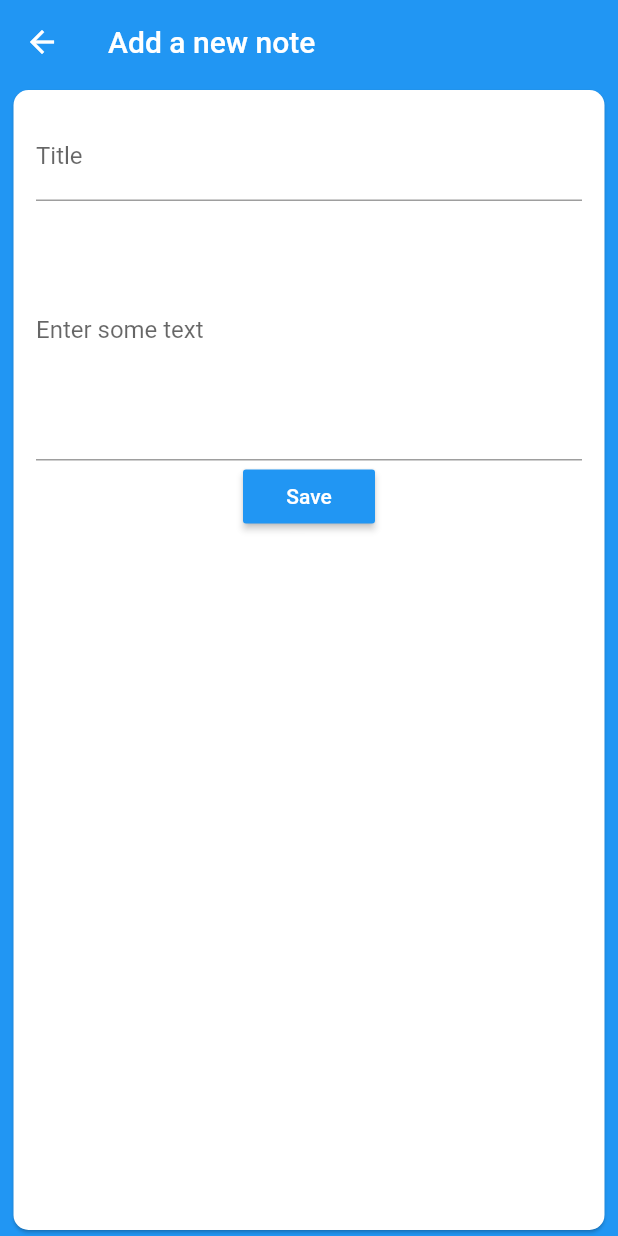
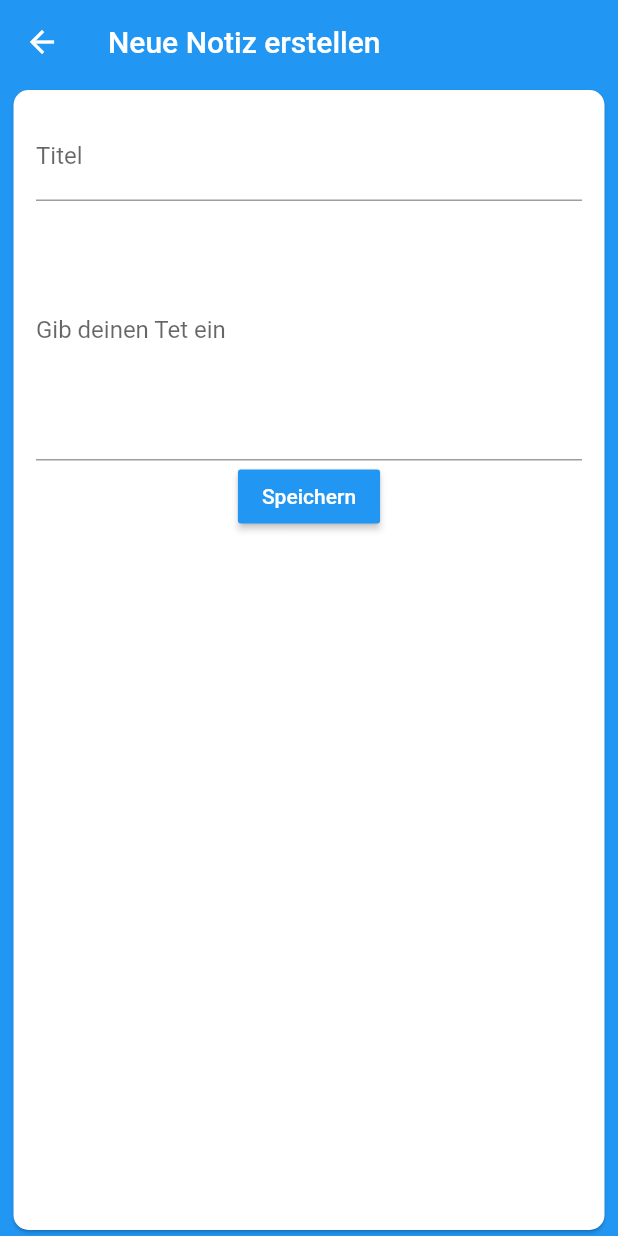
Before and after one commit to Mete-Tr/Schoolbuddy, a Flutter app: the NewNoteScreen screen opened by its route, on a phone screen of 412 x 824 dp. Run offline on Flutter 3.47's test engine with Material 2 defaults, Android fonts, the phone set to English and light mode, and no system bars; our stand-ins replace device_info, firebase_messaging, moor_flutter, shared_preferences; accounts and stored records are empty; generated files the repository leaves out were written again.

Commit message:
changed the onscreen language to German

```diff
--- a/lib/provider/profileProv.dart
+++ b/lib/provider/profileProv.dart
@@ -6,7 +6,7 @@ import 'package:shared_preferences/shared_preferences.dart';
 class ProfileProv with ChangeNotifier {
   dynamic getUserData() async {
     final prefs = await SharedPreferences.getInstance();
-    final user = jsonDecode(prefs.getString('userData'));
+    final user = json.decode(prefs.getString('userData'));
     return user;
   }
 }
--- a/lib/screens/change_email.dart
+++ b/lib/screens/change_email.dart
@@ -25,7 +25,7 @@ class ChangeEmail extends StatelessWidget {
     return Scaffold(
         backgroundColor: Theme.of(context).primaryColor,
         appBar: AppBar(
-          title: Text('Change Email'),
+          title: Text('Email ändern'),
         ),
         body: SafeArea(
           minimum: EdgeInsets.only(left: 5, right: 5),
@@ -41,11 +41,11 @@ class ChangeEmail extends StatelessWidget {
                         TextFormField(
                           obscureText: true,
                           decoration: InputDecoration(
-                            labelText: 'Password',
+                            labelText: 'Passwort',
                           ),
                           validator: (value) {
                             if (value.isEmpty || value.length < 5) {
-                              return 'Password is too short!';
+                              return 'Password ist zu kurz, pwd > 4!';
                             }
                           },
                           onSaved: (val) {
@@ -54,11 +54,11 @@ class ChangeEmail extends StatelessWidget {
                         ),
                         TextFormField(
                           decoration: InputDecoration(
-                            labelText: 'New Email',
+                            labelText: 'Neue Email',
                           ),
                           validator: (value) {
                             if (value.isEmpty || !value.contains('@')) {
-                              return 'Not a vald Email address';
+                              return 'keine gültige Email adresse';
                             }
                           },
                           onSaved: (val) {
@@ -66,7 +66,7 @@ class ChangeEmail extends StatelessWidget {
                           },
                         ),
                         RaisedButton(
-                          child: Text('Save'),
+                          child: Text('Speichern'),
                           color: Theme.of(context).primaryColor,
                           textColor:
                               Theme.of(context).primaryTextTheme.button.color,
--- a/lib/screens/change_password.dart
+++ b/lib/screens/change_password.dart
@@ -26,7 +26,7 @@ class ChangePassword extends StatelessWidget {
     return Scaffold(
       backgroundColor: Theme.of(context).primaryColor,
       appBar: AppBar(
-        title: Text('Change password'),
+        title: Text('Passwort ändern'),
       ),
       body: SafeArea(
         minimum: EdgeInsets.only(left: 5, right: 5),
@@ -43,11 +43,11 @@ class ChangePassword extends StatelessWidget {
                       TextFormField(
                         obscureText: true,
                         decoration: InputDecoration(
-                          labelText: 'Old password',
+                          labelText: 'Altes Password',
                         ),
                         validator: (value) {
                           if (value.isEmpty || value.length < 5) {
-                            return 'Password is too short!';
+                            return 'Password ist zu kurz, pwd > 4!';
                           }
                         },
                         onSaved: (val) {
@@ -58,21 +58,21 @@ class ChangePassword extends StatelessWidget {
                         controller: _passwordController,
                         obscureText: true,
                         decoration: InputDecoration(
-                          labelText: 'New password',
+                          labelText: 'Neues Password',
                         ),
                         validator: (value) {
                           if (value.isEmpty || value.length < 5) {
-                            return 'Password is too short!';
+                            return 'Passwort ist zu kurz, pwd > 4!';
                           }
                         },
                       ),
                       TextFormField(
                         decoration:
-                            InputDecoration(labelText: 'Confirm Password'),
+                            InputDecoration(labelText: 'Passwort bestätigen'),
                         obscureText: true,
                         validator: (value) {
                           if (value != _passwordController.text) {
-                            return 'Passwords do not match!';
+                            return 'Passwords stimmt nicht überein!';
                           }
                         },
                         onSaved: (val) {
@@ -80,7 +80,7 @@ class ChangePassword extends StatelessWidget {
                         },
                       ),
                       RaisedButton(
-                        child: Text('Save'),
+                        child: Text('Speichern'),
                         color: Theme.of(context).primaryColor,
                         textColor:
                             Theme.of(context).primaryTextTheme.button.color,
--- a/lib/screens/new_note_screen.dart
+++ b/lib/screens/new_note_screen.dart
@@ -22,7 +22,7 @@ class _NewNoteScreenState extends State<NewNoteScreen> {
       backgroundColor: Theme.of(context).primaryColor,
       appBar: AppBar(
         elevation: 0,
-        title: Text('Add a new note'),
+        title: Text('Neue Notiz erstellen'),
       ),
       body: SafeArea(
         minimum: EdgeInsets.only(left: 5, right: 5),
@@ -38,7 +38,7 @@ class _NewNoteScreenState extends State<NewNoteScreen> {
               child: Column(
                 children: <Widget>[
                   TextFormField(
-                    decoration: InputDecoration(labelText: 'Title'),
+                    decoration: InputDecoration(labelText: 'Titel'),
                     controller: titleController,
                     keyboardType: TextInputType.text,
                     onChanged: (val) {
@@ -46,7 +46,8 @@ class _NewNoteScreenState extends State<NewNoteScreen> {
                     },
                   ),
                   TextFormField(
-                    decoration: InputDecoration(labelText: 'Enter some text'),
+                    decoration:
+                        InputDecoration(labelText: 'Gib deinen Tet ein'),
                     controller: textController,
                     keyboardType: TextInputType.multiline,
                     maxLines: 7,
@@ -56,7 +57,7 @@ class _NewNoteScreenState extends State<NewNoteScreen> {
                   ),
                   RaisedButton(
                     child: Text(
-                      'Save',
+                      'Speichern',
                       style: TextStyle(color: Colors.white),
                     ),
                     color: Theme.of(context).primaryColor,
--- a/lib/screens/notes_screen.dart
+++ b/lib/screens/notes_screen.dart
@@ -20,7 +20,7 @@ class _NotesScreenState extends State<NotesScreen> {
       backgroundColor: Theme.of(context).primaryColor,
       appBar: AppBar(
         elevation: 0,
-        title: Text('Notes'),
+        title: Text('Notizen'),
         actions: <Widget>[
           IconButton(
             icon: Icon(
@@ -63,7 +63,7 @@ class _NotesListState extends State<NotesList> {
           child: list.isEmpty
               ? Center(
                   child: Text(
-                    'No Data yet',
+                    'Keine Notizen vorhanden',
                     style: TextStyle(fontSize: 30, color: Colors.white),
                   ),
                 )
@@ -91,19 +91,19 @@ class _NotesListState extends State<NotesList> {
                         return showDialog(
                           context: context,
                           builder: (ctx) => AlertDialog(
-                            title: Text('Are you sure?'),
+                            title: Text('Bist du sicher?'),
                             content: Text(
-                              'Do you want to remove the item from the list?',
+                              'Willst du diese Notiz löschen?',
                             ),
                             actions: <Widget>[
                               FlatButton(
-                                child: Text('No'),
+                                child: Text('Nein'),
                                 onPressed: () {
                                   Navigator.of(ctx).pop(false);
                                 },
                               ),
                               FlatButton(
-                                child: Text('Yes'),
+                                child: Text('Ja'),
                                 onPressed: () {
                                   Navigator.of(ctx).pop(true);
                                 },
--- a/lib/screens/profile_screen.dart
+++ b/lib/screens/profile_screen.dart
@@ -28,7 +28,7 @@ class _ProfileScreenState extends State<ProfileScreen> {
               backgroundColor: Theme.of(context).primaryColor,
               appBar: AppBar(
                 elevation: 0,
-                title: Text('Profile'),
+                title: Text('Dein Profil'),
                 actions: <Widget>[
                   Icon(Icons.edit),
                   Switch(
@@ -69,7 +69,7 @@ class _ProfileScreenState extends State<ProfileScreen> {
                                   ),
                                   SizedBox(width: 10),
                                   Text(
-                                    '\tClass: ${user['klasse']}',
+                                    '\tKlasse: ${user['klasse']}',
                                     style: TextStyle(fontSize: 20),
                                   )
                                 ],
@@ -83,7 +83,7 @@ class _ProfileScreenState extends State<ProfileScreen> {
                               else
                                 TextFormField(
                                   decoration: InputDecoration(
-                                    labelText: 'New name',
+                                    labelText: 'Neuer Name',
                                   ),
                                   onSaved: (val) {
                                     //TODO: Save new Name
@@ -97,7 +97,7 @@ class _ProfileScreenState extends State<ProfileScreen> {
                               if (edit)
                                 Center(
                                   child: RaisedButton(
-                                    child: Text('Save'),
+                                    child: Text('Speichern'),
                                     shape: RoundedRectangleBorder(
                                       borderRadius: BorderRadius.circular(30),
                                     ),
@@ -122,7 +122,7 @@ class _ProfileScreenState extends State<ProfileScreen> {
                       child: RaisedButton(
                         color: Colors.white,
                         textColor: Theme.of(context).primaryColor,
-                        child: Text('Change Email'),
+                        child: Text('Email ändern'),
                         shape: RoundedRectangleBorder(
                           borderRadius: BorderRadius.circular(30),
                         ),
@@ -140,7 +140,7 @@ class _ProfileScreenState extends State<ProfileScreen> {
                         shape: RoundedRectangleBorder(
                           borderRadius: BorderRadius.circular(30),
                         ),
-                        child: Text('Change Password'),
+                        child: Text('Passwort ändern'),
                         onPressed: () {
                           Navigator.of(context)
                               .pushNamed(ChangePassword.routhName);
--- a/lib/screens/setup_screen.dart
+++ b/lib/screens/setup_screen.dart
@@ -14,12 +14,11 @@ class _SetupScreenState extends State<SetupScreen> {
   @override
   Widget build(BuildContext context) {
     final size = MediaQuery.of(context).size;
-    //TODO: get a List instead of a Future
     return Scaffold(
       backgroundColor: Theme.of(context).primaryColor,
       appBar: AppBar(
         elevation: 0,
-        title: Text('Setup your Subjekts'),
+        title: Text('Kurse einrichten'),
       ),
       body: SafeArea(
         minimum: EdgeInsets.only(left: 5, right: 5),
@@ -39,7 +38,7 @@ class _SetupScreenState extends State<SetupScreen> {
                       return Center(
                         child: DropdownButton<String>(
                           hint: Text(
-                            'Choose a class',
+                            'Wähle deine Klasse',
                             style: TextStyle(
                                 color: Theme.of(context).primaryColor,
                                 fontSize: 23),
--- a/lib/screens/splash_screen.dart
+++ b/lib/screens/splash_screen.dart
@@ -12,7 +12,7 @@ class _SplashScreenState extends State<SplashScreen> {
     return SafeArea(
       child: Scaffold(
         appBar: AppBar(
-          title: Text('Add a new note'),
+          title: Text('Neue Notiz erstellen'),
         ),
         body: Center(
           child: Text('Loading...'),
--- a/lib/screens/timetable_screen.dart
+++ b/lib/screens/timetable_screen.dart
@@ -15,7 +15,7 @@ class _TimetableScreenState extends State<TimetableScreen> {
       backgroundColor: Theme.of(context).primaryColor,
       appBar: AppBar(
         elevation: 0,
-        title: Text('Timetable'),
+        title: Text('Stundenplan'),
       ),
       drawer: AppDrawer(),
       body: SafeArea(
--- a/lib/screens/welcome_screen.dart
+++ b/lib/screens/welcome_screen.dart
@@ -17,7 +17,7 @@ class _WelcomeScreenState extends State<WelcomeScreen> {
       backgroundColor: Theme.of(context).primaryColor,
       appBar: AppBar(
         elevation: 0,
-        title: Text('WelcomeScreen'),
+        title: Text('Willkommen'),
       ),
       drawer: AppDrawer(),
       body: SafeArea(
--- a/lib/widgets/app_drawer.dart
+++ b/lib/widgets/app_drawer.dart
@@ -14,12 +14,12 @@ class AppDrawer extends StatelessWidget {
       child: Column(
         children: <Widget>[
           AppBar(
-            title: Text('Navigator'),
+            title: Text('Navigation'),
             automaticallyImplyLeading: false,
           ),
           ListTile(
             leading: Icon(Icons.home),
-            title: Text('Welcome Screen'),
+            title: Text('Willkommen'),
             onTap: () {
               Navigator.of(context)
                   .pushReplacementNamed(WelcomeScreen.routhName);
@@ -28,7 +28,7 @@ class AppDrawer extends StatelessWidget {
           Divider(),
           ListTile(
             leading: Icon(Icons.person),
-            title: Text('Profile Screen'),
+            title: Text('Dein Profil'),
             onTap: () {
               Navigator.of(context)
                   .pushReplacementNamed(ProfileScreen.routhName);
@@ -37,7 +37,7 @@ class AppDrawer extends StatelessWidget {
           Divider(),
           ListTile(
             leading: Icon(Icons.table_chart),
-            title: Text('Timetable'),
+            title: Text('Stundenplan'),
             onTap: () {
               Navigator.of(context)
                   .pushReplacementNamed(TimetableScreen.routhName);
@@ -46,7 +46,7 @@ class AppDrawer extends StatelessWidget {
           Divider(),
           ListTile(
             leading: Icon(Icons.done),
-            title: Text('Homeworks'),
+            title: Text('Hausaufgaben'),
             onTap: () {
               // Navigation...
             },
@@ -54,7 +54,7 @@ class AppDrawer extends StatelessWidget {
           Divider(),
           ListTile(
             leading: Icon(Icons.note),
-            title: Text('Notes'),
+            title: Text('Notizen'),
             onTap: () {
               Navigator.of(context).pushReplacementNamed(NotesScreen.routhName);
             },
@@ -62,7 +62,7 @@ class AppDrawer extends StatelessWidget {
           Divider(),
           ListTile(
             leading: Icon(Icons.exit_to_app),
-            title: Text('Logout'),
+            title: Text('Ausloggen'),
             onTap: () {
               Provider.of<AuthProv>(context).logout();
             },
```
Also changed, not shown: lib/screens/auth_screen.dart (+5 -4 lines).
